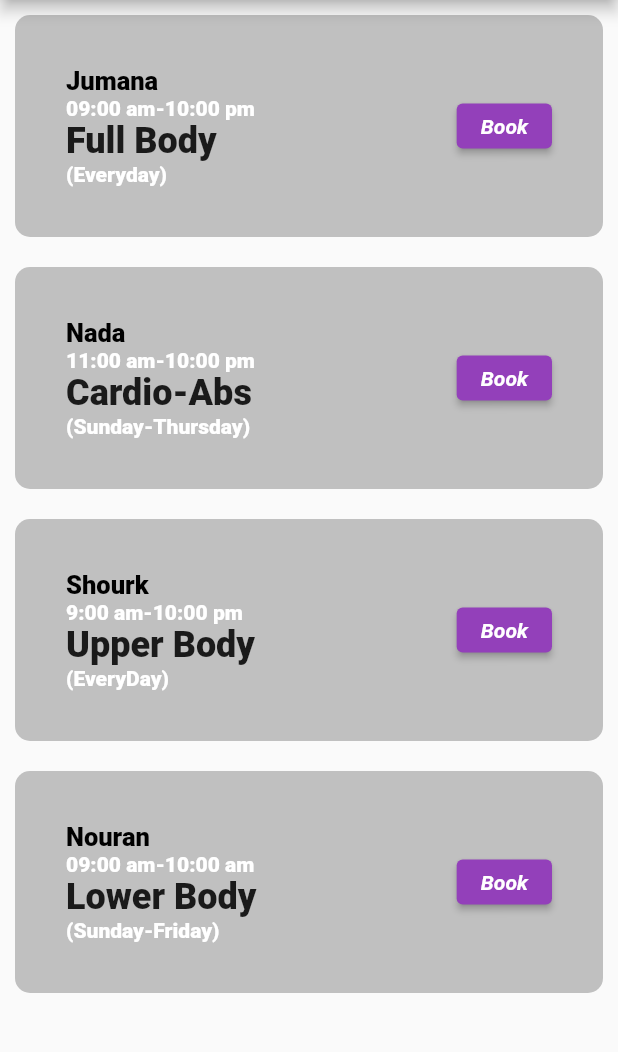
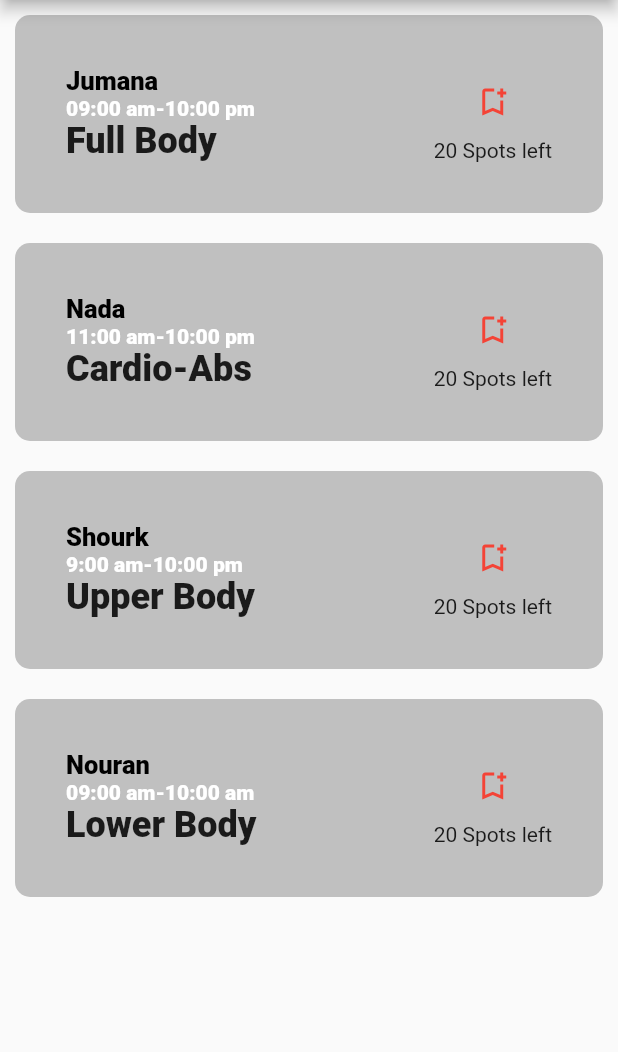
Before and after one commit to nourAhmed123/GYM, a Flutter app: the bookpt screen opened directly, on a phone screen of 412 x 824 dp, the part 84-1136 px from its top. Run offline on Flutter 3.47's test engine with Material 2 defaults, Android fonts, the phone set to English and light mode, and no system bars; our stand-ins replace cloud_firestore, firebase_auth, firebase_core, go_router; missing offline and left inert: dart:js; accounts and stored records are empty.

Commit message:
new files

```diff
--- a/yarab/untitled1/lib/Screens/Users/pt.dart
+++ b/yarab/untitled1/lib/Screens/Users/pt.dart
@@ -31,25 +31,25 @@ class _PTbooking extends State<bookpt> {
             Instructor: "Jumana",
             classname: "Full Body",
             Duration: "09:00 am-10:00 pm ",
-            Spots: "(Everyday)",
+            // Spots: "(Everyday)",
           ),
           Book_Tile(
             Instructor: "Nada",
             classname: "Cardio-Abs",
             Duration: "11:00 am-10:00 pm ",
-            Spots: "(Sunday-Thursday)",
+            //  Spots: "(Sunday-Thursday)",
           ),
           Book_Tile(
             Instructor: "Shourk",
             classname: "Upper Body",
             Duration: "9:00 am-10:00 pm",
-            Spots: "(EveryDay)",
+            //  Spots: "(EveryDay)",
           ),
           Book_Tile(
             Instructor: "Nouran",
             classname: "Lower Body",
             Duration: "09:00 am-10:00 am",
-            Spots: "(Sunday-Friday)",
+            //  Spots: "(Sunday-Friday)",
           ),
         ],
       ),
--- a/yarab/untitled1/lib/bookTile.dart
+++ b/yarab/untitled1/lib/bookTile.dart
@@ -5,13 +5,13 @@ class Book_Tile extends StatefulWidget {
   final String Instructor;
   final String classname;
   final String Duration;
-  final String Spots;
-  // final Booking ;
+  // final String Spots;
+  // final Booking;
   Book_Tile(
       {Key? key,
       required this.classname,
       required this.Duration,
-      required this.Spots,
+      //  required this.Spots,
       required this.Instructor})
       : super(key: key);
 
@@ -20,6 +20,9 @@ class Book_Tile extends StatefulWidget {
 }
 
 class _Book_TileState extends State<Book_Tile> {
+  bool _isFavorited = true;
+  int _boxcount = 20;
+
   final classbooking book = new classbooking();
   @override
   Widget build(BuildContext context2) {
@@ -28,8 +31,7 @@ class _Book_TileState extends State<Book_Tile> {
       child: Container(
         padding: const EdgeInsets.all(34),
         decoration: BoxDecoration(
-              color: Color(0xFFC0C0C0),
-              borderRadius: BorderRadius.circular(10)),
+            color: Color(0xFFC0C0C0), borderRadius: BorderRadius.circular(10)),
         child: Row(
           mainAxisAlignment: MainAxisAlignment.spaceBetween,
           children: [
@@ -56,59 +58,47 @@ class _Book_TileState extends State<Book_Tile> {
                     ),
                     Text(
                       widget.classname,
-                        style: TextStyle(
-                            fontWeight: FontWeight.w800, fontSize: 24),
+                      style:
+                          TextStyle(fontWeight: FontWeight.w800, fontSize: 24),
                     ),
-                      Text(
-                        widget.Spots,
-                        style: TextStyle(
-                          color: Colors.white,
-                          fontWeight: FontWeight.w800,
-                        ),
-                      ),
+                    //  Text(
+                    // widget.Spots,
+                    // style: TextStyle(
+                    //  color: Colors.white,
+                    //  fontWeight: FontWeight.w800,
+                    //  ),
+                    // ),
                   ],
                 ),
               ],
             ),
             Column(
               children: [
-                  ElevatedButton(
-                    onPressed: book.incerementcounter,
-                    // onPressed: () => showDialog<String>(
-                    //     context: context2,
-                    //     builder: (BuildContext context) => AlertDialog(
-                    //           title: const Text('Alert'),
-                    //           content: const Text(
-                    //               'Are you sure you want to book this session'),
-                    //           actions: <Widget>[
-                    //             TextButton(
-                    //               onPressed: () => Navigator.pop(context, 'No'),
-                    //               child: const Text('No'),
-                    //             ),
-                    //             TextButton(
-                    //               onPressed: () =>
-                    //                   Navigator.pop(context, 'Yes'),
-                    //               child: const Text('Yes'),
-                    //             ),
-                    //           ],
-                    //         )).then((value) => {
-                    //       if (value == true) {book.incerementcounter()}
-                    //     }),
-                    child: const Text('Book'),
-                    style: ElevatedButton.styleFrom(
-                      backgroundColor: Color(0xFF9340BA),
-                      minimumSize: Size(30, 30),
-                      textStyle: const TextStyle(
-                          color: Colors.white,
-                          fontSize: 14,
-                          fontStyle: FontStyle.italic,
-                          fontWeight: FontWeight.bold),
+                IconButton(
+                  onPressed: () {
+                    setState(() {
+                      if (_isFavorited) {
+                        _boxcount -= 1;
+                        _isFavorited = false;
+                      } else {
+                        _boxcount += 1;
+                        _isFavorited = true;
+                      }
+                    });
+                  },
+                  icon: (_isFavorited
+                      ? const Icon(Icons.bookmark_add_outlined)
+                      : const Icon(Icons.bookmark)),
+                  color: Colors.red[500],
                 ),
-                  )
+                Text(
+                  '$_boxcount ' "Spots left",
+                ),
               ],
             ),
           ],
-          )),
+        ),
+      ),
     );
   }
 }
--- a/yarab/untitled1/lib/myapp.dart
+++ b/yarab/untitled1/lib/myapp.dart
@@ -4,6 +4,8 @@ import 'package:flutter/cupertino.dart';
 import 'package:flutter/material.dart';
 import 'package:go_router/go_router.dart';
 import 'package:yarab/Screens/Users/login.dart';
+import 'package:yarab/Screens/Users/register.dart';
+import 'package:yarab/Screens/Users/welcomepage.dart';
 
 import 'Screens/Users/fitnessApp.dart';
 
@@ -21,13 +23,19 @@ class Myapp extends StatelessWidget {
       GoRoute(
         routes: <GoRoute>[
           GoRoute(
-            path: 'page2',
+            path: 'fitnessApp',
             builder: (BuildContext context, GoRouterState state) =>
                 const FitnessApp(),
           ),
+          GoRoute(
+            path: 'fess',
+            builder: (BuildContext context, GoRouterState state) =>
+                const Register(),
+          ),
         ],
         path: '/',
-        builder: (BuildContext context, GoRouterState state) => const myLogin(),
+        builder: (BuildContext context, GoRouterState state) =>
+            const Welcomepage(),
       ),
     ],
   );
--- a/yarab/untitled1/pubspec.yaml
+++ b/yarab/untitled1/pubspec.yaml
@@ -33,7 +33,7 @@ dependencies:
     sdk: flutter
   cloud_firestore: ^4.3.0
   firebase_core: ^2.4.0
-
+  firebase_auth: ^4.2.3
   # The following adds the Cupertino Icons font to your application.
   # Use with the CupertinoIcons class for iOS style icons.
   cupertino_icons: ^1.0.2
```
Also changed, not shown: yarab/untitled1/lib/Screens/Users/login.dart (+4 -5 lines), yarab/untitled1/lib/Screens/Users/register.dart (+83 -35 lines), yarab/untitled1/lib/Screens/Users/welcomepage.dart (+18 -17 lines), yarab/untitled1/lib/classbooking.dart (+14 -8 lines), yarab/untitled1/lib/main.dart (+56 -10 lines), yarab/untitled1/lib/models/usermodel.dart (added, +42 -0 lines), yarab/untitled1/lib/registerusers.dart (added, +15 -0 lines), yarab/untitled1/lib/firebase_options.dart (added), yarab/untitled1/pubspec.lock, 6 other files. Lines whose indentation alone changed are shown as unchanged.
